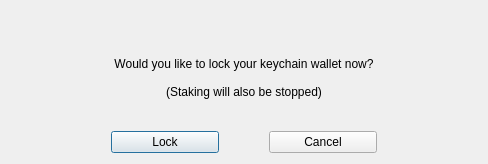
Above: src/qt/forms/lockdialog.ui from DAPSCoin/Multisig before the change. Below: the same form after it.
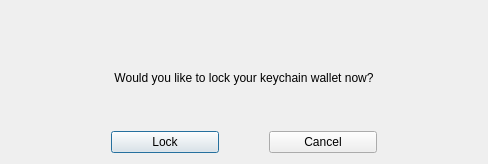
That is the form after the change.

Commit message: No staking mode

Diff of the .ui file:
```diff
--- a/src/qt/forms/lockdialog.ui
+++ b/src/qt/forms/lockdialog.ui
@@ -37,9 +37,7 @@
         <number>3</number>
        </property>
        <property name="text">
-        <string>Would you like to lock your keychain wallet now?
-
-(Staking will also be stopped)</string>
+        <string>Would you like to lock your keychain wallet now?</string>
        </property>
        <property name="alignment">
         <set>Qt::AlignCenter</set>
```
